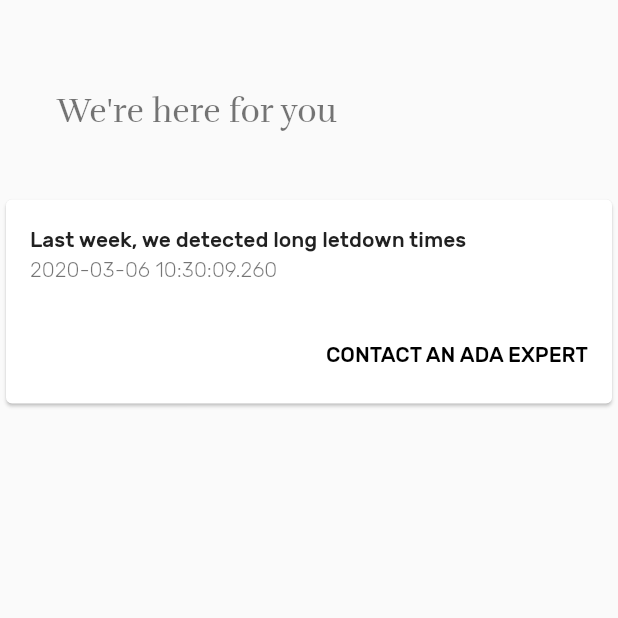
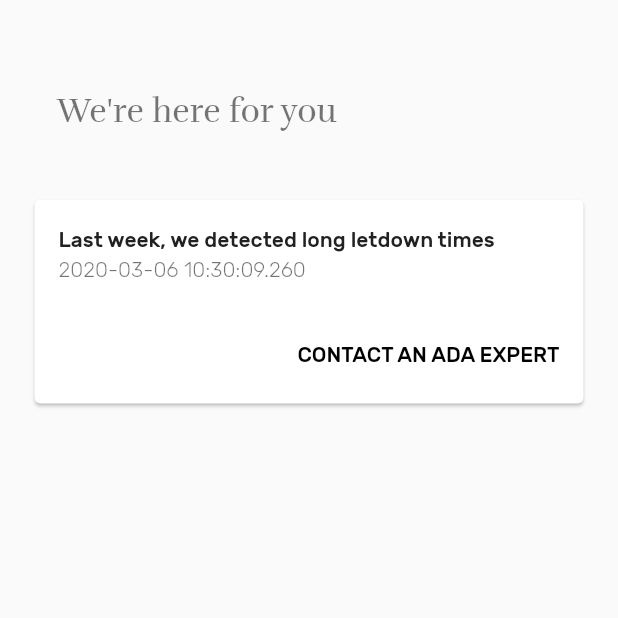
Before and after one commit to eexie/PUMPED, a Flutter app: the ConnectScreen screen opened directly, on a phone screen of 412 x 824 dp, the top half of it. Run offline on Flutter 3.47's test engine with Material 2 defaults, Android fonts, the phone set to English and light mode, and no system bars; our stand-ins replace cloud_firestore, firebase_auth, flutter_blue, google_sign_in, progress_dialog, rxdart; accounts and stored records are empty; project files that could hold a hidden picture were left out.

Commit message:
reformat connect screen, show user session summary at end of session

```diff
--- a/pumped_ada/lib/Connect.dart
+++ b/pumped_ada/lib/Connect.dart
@@ -36,6 +36,11 @@ class ConnectScreen extends StatelessWidget{
               titleText: 'We\'re here for you',
               subText: 'Connect with an Ada expert and your community',
             ),
+            Container(
+                padding: const EdgeInsets.symmetric(horizontal: 19),
+                child: Column(
+                    crossAxisAlignment: CrossAxisAlignment.stretch,
+                    children: [
                       SizedBox(height: 20),
                       HealthMonitoringModule(
                         detectionTime: 'Last week',
@@ -51,6 +56,7 @@ class ConnectScreen extends StatelessWidget{
                           });
                         },
                       ),
+                    ])),
           ],
         ),
       ),
--- a/pumped_ada/lib/MyAda.dart
+++ b/pumped_ada/lib/MyAda.dart
@@ -95,6 +95,7 @@ class _MyAda extends State<MyAda> {
                 titleText: 'Ready to get started?',
                 subText: connectionText + '2.5h since you last pumped',
               ),
+              SizedBox(height: 20),
               Center(
                 child: Container(
                   child: NumberPicker.integer(
```
Also changed, not shown: pumped_ada/lib/SessionScreen.dart (+4 -7 lines). Lines whose indentation alone changed are shown as unchanged.
